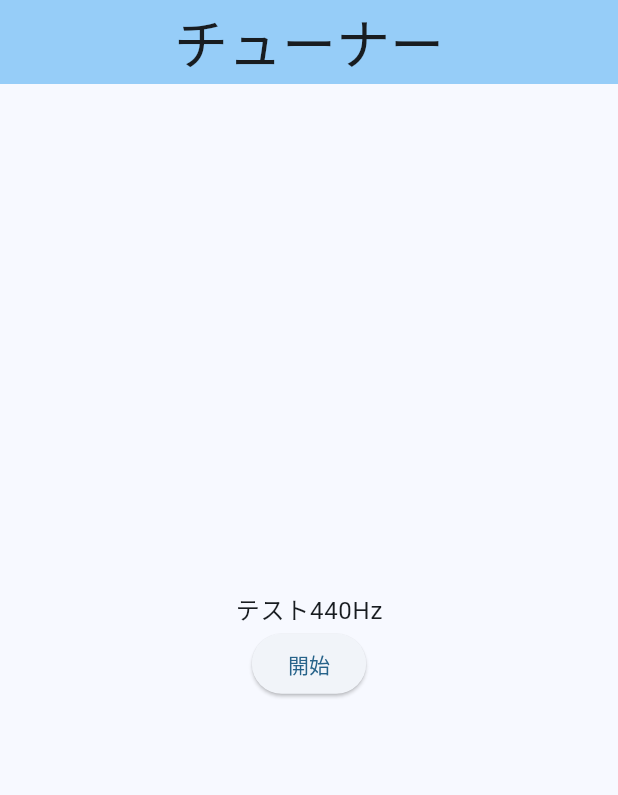
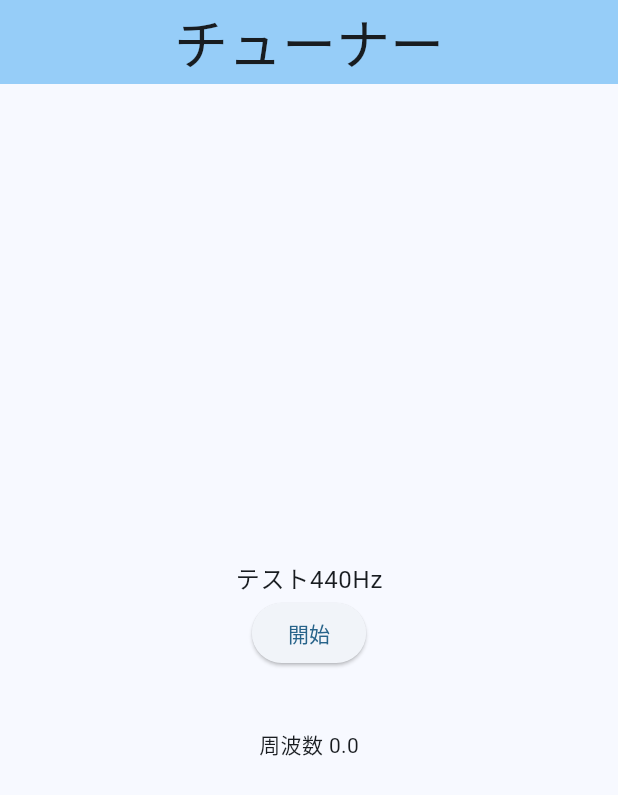
Before and after one commit to YutoFujikawa/tuner, a Flutter app: the screen it shows after launch, on a phone screen of 412 x 824 dp. Shown: the top 795 px of the screen. Run offline on Flutter 3.47's test engine with Material 3 defaults, Android fonts, the phone set to English and light mode, and no system bars; our stand-ins replace flutter_riverpod, freezed_annotation, permission_handler, riverpod_annotation; missing offline and left inert: audio_streamer, fftea; generated files the repository leaves out were written again.

Commit message:
Hz出すまで追加

```diff
--- a/lib/src/presentation/tuner/tuner_screen.dart
+++ b/lib/src/presentation/tuner/tuner_screen.dart
@@ -34,12 +34,15 @@ class TunerScreen extends ConsumerWidget {
               child: Text(state.isRecording ? "停止" : "開始"),
             ),
             const SizedBox(height: 20),
-            // 録音された音声のデータ（ここではaudioの最初の数サンプルを表示）
             if (state.audio.isNotEmpty)
               Text(
-                "音声データ: ${state.audio.last}", // 最初の10サンプルを表示
+                "音声データ: ${state.audio.last}", // 最後のサンプルを表示
                 style: Theme.of(context).textTheme.bodyMedium,
               ),
+            const SizedBox(
+              height: 20,
+            ),
+            Text("周波数 ${state.frequency}"),
           ],
         ),
       ),
--- a/lib/src/presentation/tuner/tuner_state.dart
+++ b/lib/src/presentation/tuner/tuner_state.dart
@@ -9,5 +9,6 @@ class TunerState with _$TunerState {
     @Default(false) bool isRecording,
     @Default([]) List<double> audio,
     StreamSubscription<List<double>>? audioSubscription,
+    @Default(0.0) double frequency, // 周波数
   }) = _TunerState;
 }
--- a/pubspec.yaml
+++ b/pubspec.yaml
@@ -18,6 +18,7 @@ dependencies:
   riverpod_annotation: ^2.6.1
   permission_handler: ^11.4.0
   flutter_sound: ^9.23.1
+  fftea: ^1.5.0+1
 
 dev_dependencies:
   flutter_test:
```
Also changed, not shown: lib/src/presentation/tuner/tuner_view_model.dart (+32 -0 lines), pubspec.lock, 1 other file.
